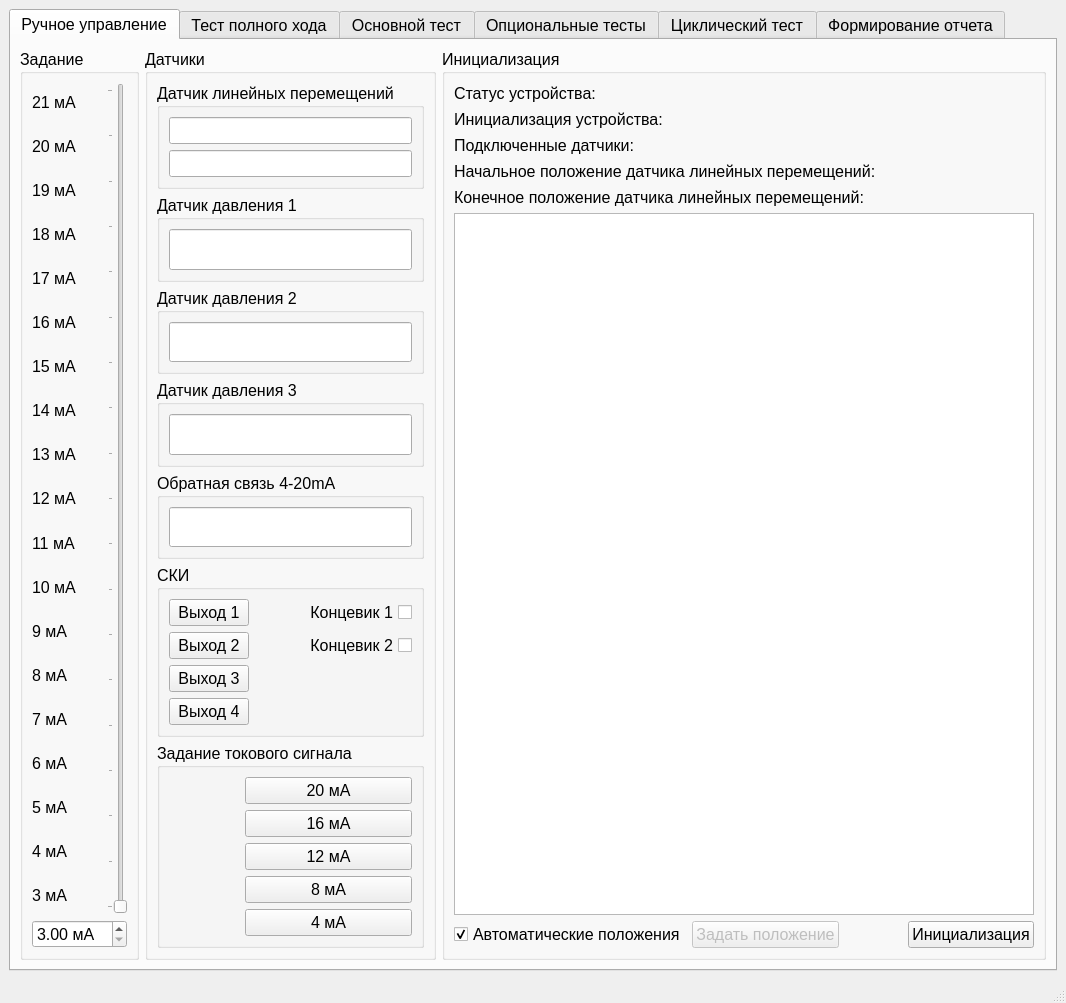
Qt form MainWindow.ui (Rekvim/MpiSki) before a commit.
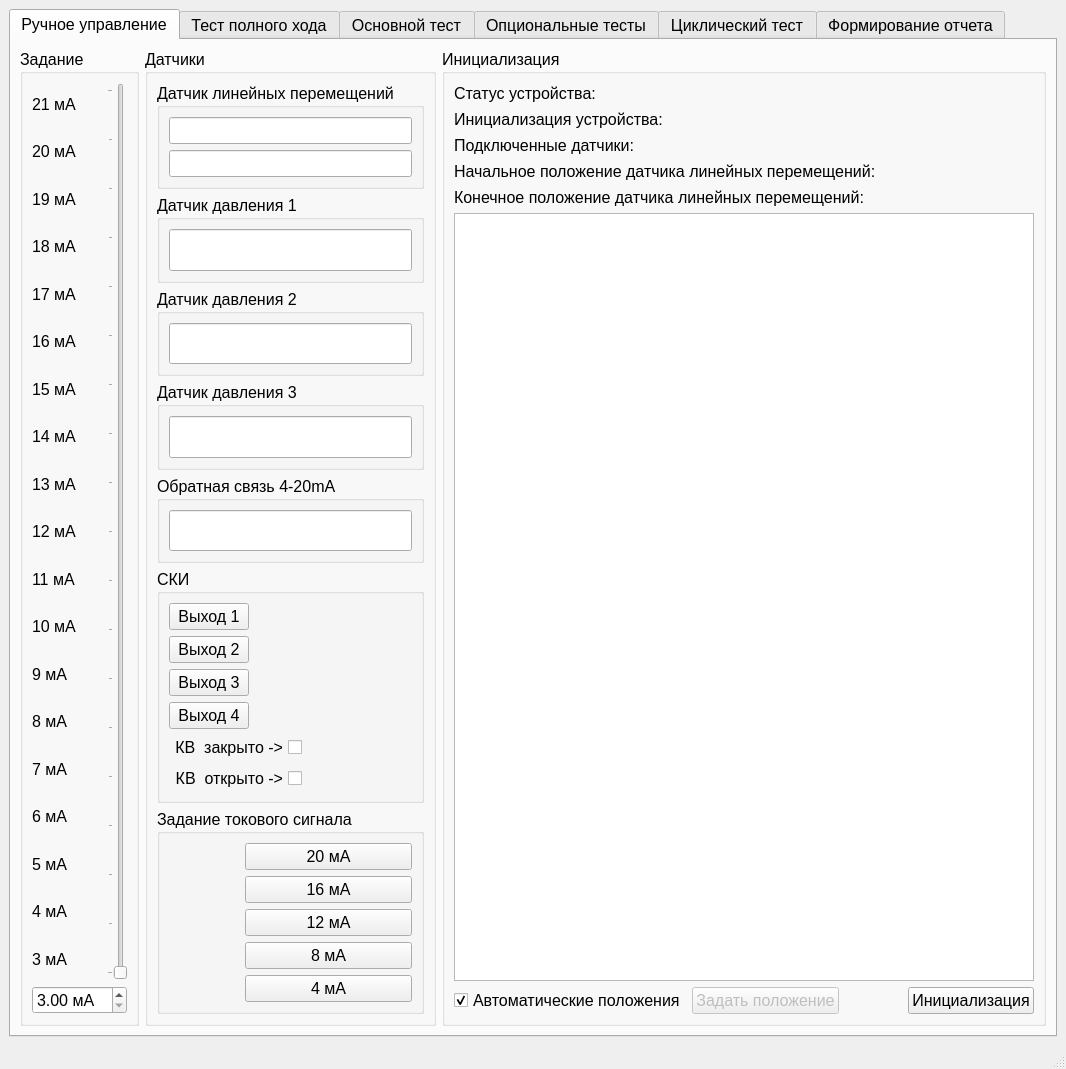
The same form after that commit. The open tabs and pages were chosen to show the change. Icons and pictures are not drawn. Custom widgets are drawn as their Qt base class.

The edit to the form file:
```diff
--- a/MainWindow.ui
+++ b/MainWindow.ui
@@ -7,7 +7,7 @@
     <x>0</x>
     <y>0</y>
     <width>1066</width>
-    <height>1003</height>
+    <height>1069</height>
    </rect>
   </property>
   <property name="sizePolicy">
@@ -578,30 +578,6 @@
                 </property>
                </widget>
               </item>
-              <item row="0" column="1">
-               <widget class="QCheckBox" name="checkBox_DI1">
-                <property name="sizePolicy">
-                 <sizepolicy hsizetype="Preferred" vsizetype="Preferred">
-                  <horstretch>0</horstretch>
-                  <verstretch>0</verstretch>
-                 </sizepolicy>
-                </property>
-                <property name="font">
-                 <font>
-                  <pointsize>12</pointsize>
-                 </font>
-                </property>
-                <property name="layoutDirection">
-                 <enum>Qt::LayoutDirection::RightToLeft</enum>
-                </property>
-                <property name="text">
-                 <string>Концевик 1</string>
-                </property>
-                <property name="checkable">
-                 <bool>true</bool>
-                </property>
-               </widget>
-              </item>
               <item row="1" column="0">
                <widget class="QPushButton" name="pushButton_DO1">
                 <property name="sizePolicy">
@@ -629,33 +605,6 @@
                 </property>
                </widget>
               </item>
-              <item row="1" column="1">
-               <widget class="QCheckBox" name="checkBox_DI2">
-                <property name="sizePolicy">
-                 <sizepolicy hsizetype="Preferred" vsizetype="Preferred">
-                  <horstretch>0</horstretch>
-                  <verstretch>0</verstretch>
-                 </sizepolicy>
-                </property>
-                <property name="font">
-                 <font>
-                  <pointsize>12</pointsize>
-                 </font>
-                </property>
-                <property name="layoutDirection">
-                 <enum>Qt::LayoutDirection::RightToLeft</enum>
-                </property>
-                <property name="text">
-                 <string>Концевик 2</string>
-                </property>
-                <property name="checkable">
-                 <bool>true</bool>
-                </property>
-                <property name="checked">
-                 <bool>false</bool>
-                </property>
-               </widget>
-              </item>
               <item row="2" column="0">
                <widget class="QPushButton" name="pushButton_DO2">
                 <property name="sizePolicy">
@@ -710,6 +659,57 @@
                 </property>
                </widget>
               </item>
+              <item row="4" column="0">
+               <widget class="QCheckBox" name="checkBox_DI1">
+                <property name="sizePolicy">
+                 <sizepolicy hsizetype="Preferred" vsizetype="Preferred">
+                  <horstretch>0</horstretch>
+                  <verstretch>0</verstretch>
+                 </sizepolicy>
+                </property>
+                <property name="font">
+                 <font>
+                  <pointsize>12</pointsize>
+                 </font>
+                </property>
+                <property name="layoutDirection">
+                 <enum>Qt::LayoutDirection::RightToLeft</enum>
+                </property>
+                <property name="text">
+                 <string>КВ  закрыто -&gt;</string>
+                </property>
+                <property name="checkable">
+                 <bool>true</bool>
+                </property>
+               </widget>
+              </item>
+              <item row="5" column="0">
+               <widget class="QCheckBox" name="checkBox_DI2">
+                <property name="sizePolicy">
+                 <sizepolicy hsizetype="Preferred" vsizetype="Preferred">
+                  <horstretch>0</horstretch>
+                  <verstretch>0</verstretch>
+                 </sizepolicy>
+                </property>
+                <property name="font">
+                 <font>
+                  <pointsize>12</pointsize>
+                 </font>
+                </property>
+                <property name="layoutDirection">
+                 <enum>Qt::LayoutDirection::RightToLeft</enum>
+                </property>
+                <property name="text">
+                 <string>КВ  открыто -&gt;</string>
+                </property>
+                <property name="checkable">
+                 <bool>true</bool>
+                </property>
+                <property name="checked">
+                 <bool>false</bool>
+                </property>
+               </widget>
+              </item>
              </layout>
             </widget>
            </item>
```
Left out of the diff: 4 changed lines with no effect on the pictures.
